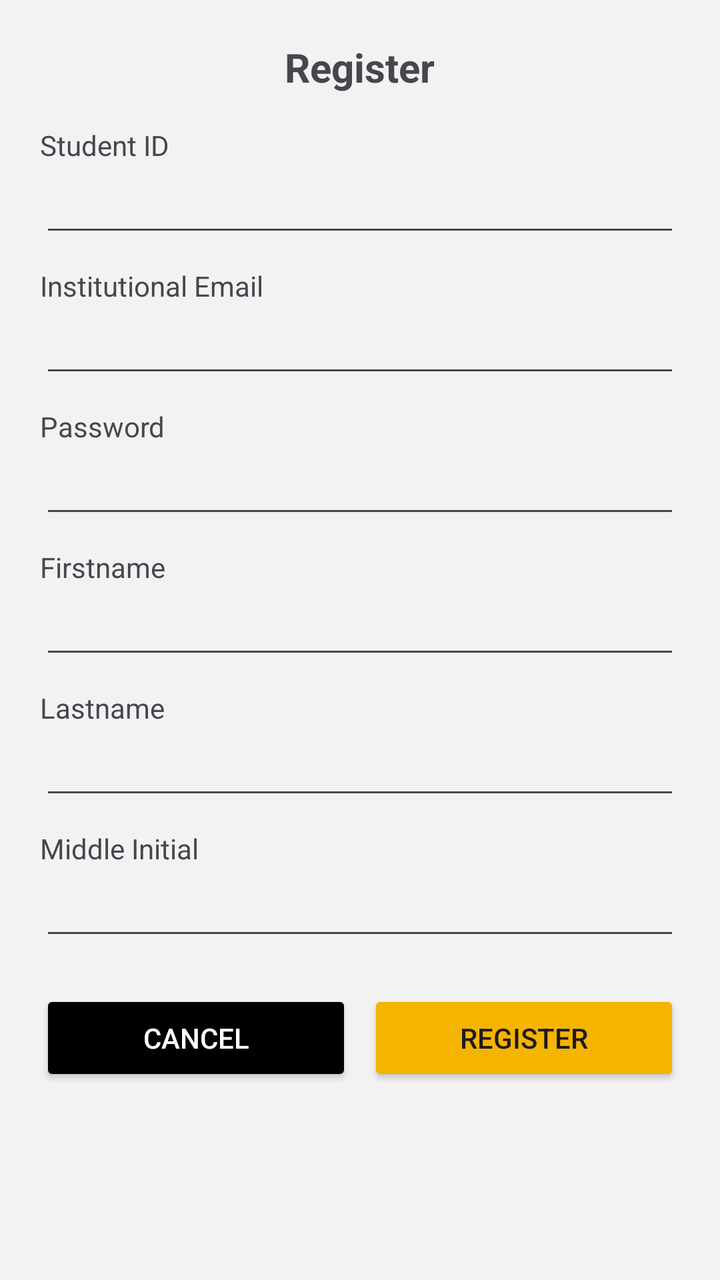
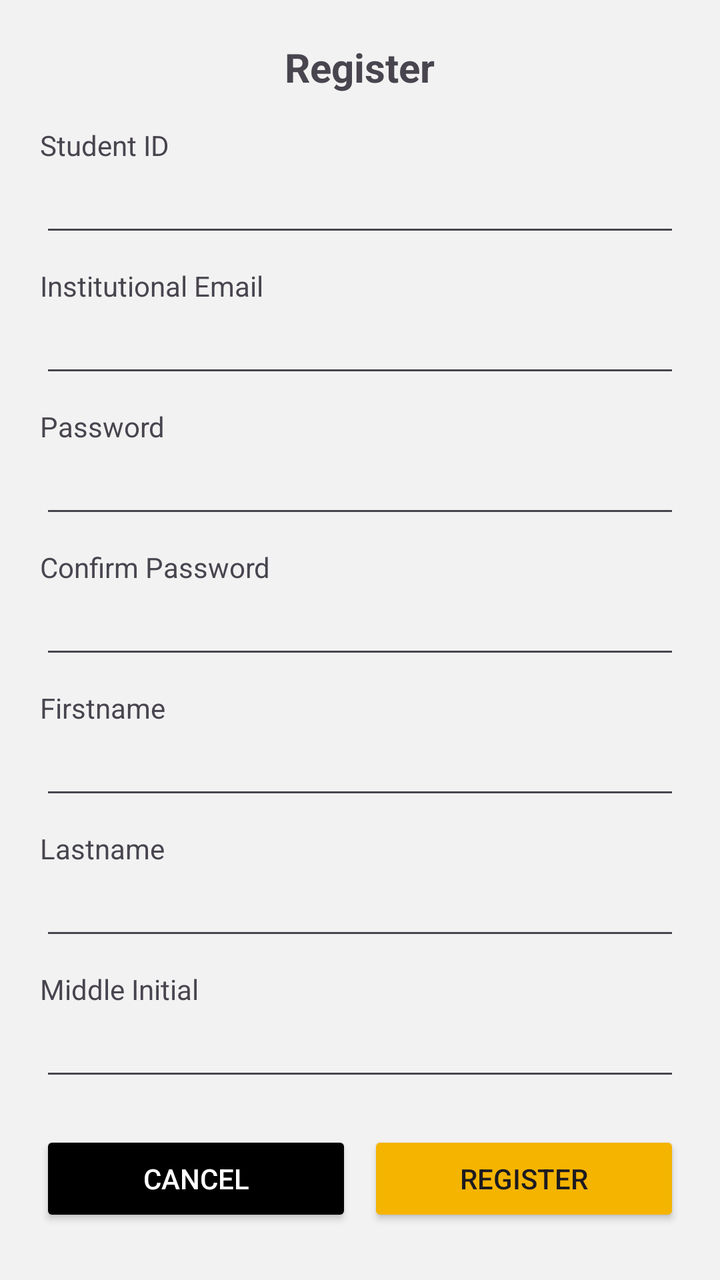

Compare the two renders of this Android layout. The source of the first and the diff that turns it into the second are given below.
<!-- AndroidManifest.xml: application theme Theme.CITUCARES -->
<!-- res/layout/activity_register.xml -->
<?xml version="1.0" encoding="utf-8"?>
<LinearLayout
    xmlns:android="http://schemas.android.com/apk/res/android"
    android:layout_width="match_parent"
    android:layout_height="match_parent"
    android:orientation="vertical"
    android:padding="20dp"
    android:background="@color/gray_light">

    <TextView
        android:text="Register"
        android:textSize="20sp"
        android:textStyle="bold"
        android:layout_gravity="center"
        android:layout_marginBottom="16dp"
        android:layout_width="wrap_content"
        android:layout_height="wrap_content"/>

    
    <TextView
        android:text="Student ID"
        android:layout_width="wrap_content"
        android:layout_height="wrap_content"/>
    <EditText
        android:id="@+id/studentIdInput"
        android:layout_width="match_parent"
        android:layout_height="wrap_content"/>

    
    <TextView
        android:text="Institutional Email"
        android:layout_marginTop="10dp"
        android:layout_width="wrap_content"
        android:layout_height="wrap_content"/>
    <EditText
        android:id="@+id/emailInput"
        android:layout_width="match_parent"
        android:layout_height="wrap_content"/>

    
    <TextView
        android:text="Password"
        android:layout_marginTop="10dp"
        android:layout_width="wrap_content"
        android:layout_height="wrap_content"/>
    <EditText
        android:id="@+id/passwordInput"
        android:inputType="textPassword"
        android:layout_width="match_parent"
        android:layout_height="wrap_content"/>

    
    <TextView
        android:text="Firstname"
        android:layout_marginTop="10dp"
        android:layout_width="wrap_content"
        android:layout_height="wrap_content"/>
    <EditText
        android:id="@+id/fnameInput"
        android:layout_width="match_parent"
        android:layout_height="wrap_content"/>

    
    <TextView
        android:text="Lastname"
        android:layout_marginTop="10dp"
        android:layout_width="wrap_content"
        android:layout_height="wrap_content"/>
    <EditText
        android:id="@+id/lnameInput"
        android:layout_width="match_parent"
        android:layout_height="wrap_content"/>

    
    <TextView
        android:text="Middle Initial"
        android:layout_marginTop="10dp"
        android:layout_width="wrap_content"
        android:layout_height="wrap_content"/>
    <EditText
        android:id="@+id/miInput"
        android:layout_width="match_parent"
        android:layout_height="wrap_content"/>

    
    <LinearLayout
        android:orientation="horizontal"
        android:layout_marginTop="20dp"
        android:layout_width="match_parent"
        android:layout_height="wrap_content">

        <Button
            android:id="@+id/cancelBtn"
            android:text="Cancel"
            android:layout_weight="1"
            android:layout_marginEnd="8dp"
            android:backgroundTint="@color/black"
            android:textColor="@color/white"
            android:layout_width="0dp"
            android:layout_height="wrap_content"/>

        <Button
            android:id="@+id/registerBtn"
            android:text="Register"
            android:layout_weight="1"
            android:backgroundTint="@color/citu_gold"
            android:layout_width="0dp"
            android:layout_height="wrap_content"/>

    </LinearLayout>

</LinearLayout>
<!-- resources referenced by this layout -->
<resources>
  <color name="black">#FF000000</color>
  <color name="citu_gold">#F5B400</color>
  <color name="gray_light">#F2F2F2</color>
  <color name="white">#FFFFFFFF</color>
  <style name="Theme.CITUCARES" parent="Base.Theme.CITUCARES" />
  <style name="Base.Theme.CITUCARES" parent="Theme.Material3.DayNight.NoActionBar">
          
          
      </style>
</resources>

<!-- the commit's change to res/layout/activity_register.xml (unified diff, before → after) -->
@@ -45,6 +45,18 @@
         android:layout_height="wrap_content"/>
     <EditText
         android:id="@+id/passwordInput"
+        android:inputType="textPassword"
+        android:layout_width="match_parent"
+        android:layout_height="wrap_content"/>
+
+    <TextView
+        android:text="Confirm Password"
+        android:layout_marginTop="10dp"
+        android:layout_width="wrap_content"
+        android:layout_height="wrap_content"/>
+
+    <EditText
+        android:id="@+id/confirmPasswordInput"
         android:inputType="textPassword"
         android:layout_width="match_parent"
         android:layout_height="wrap_content"/>
